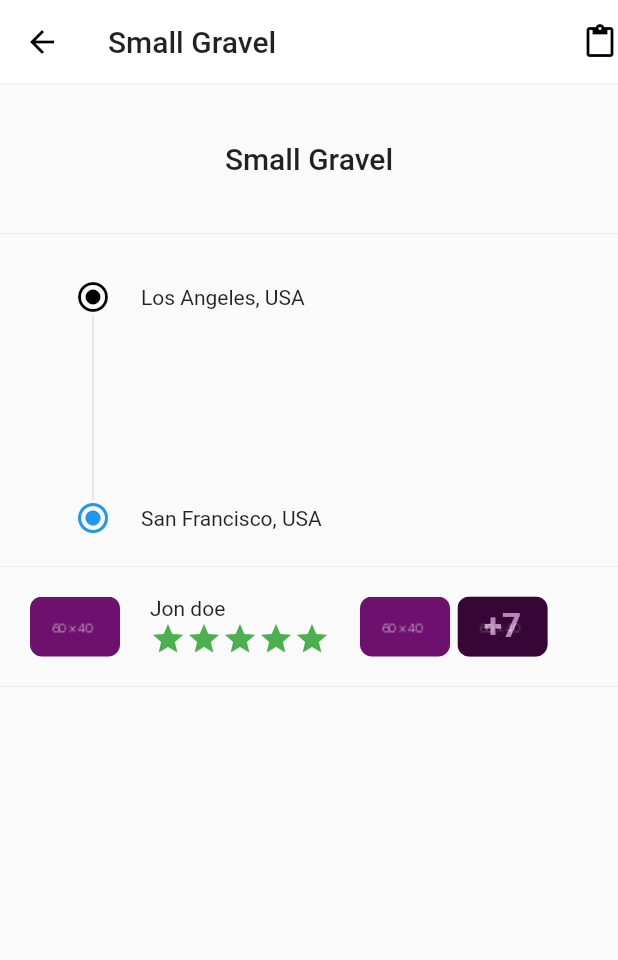
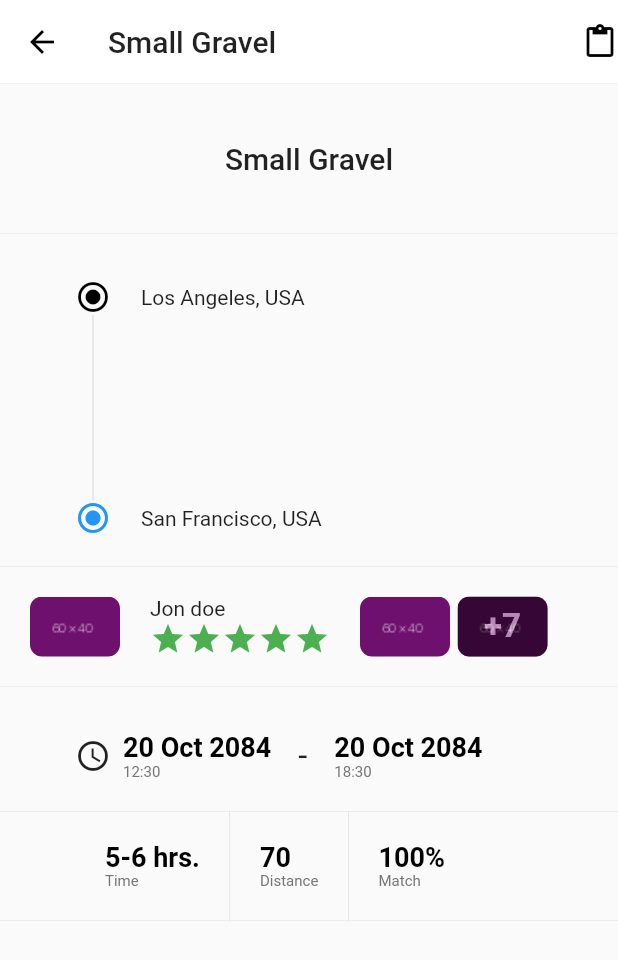
Before and after one commit to CostaRegi/flutter_ui, a Flutter app: the screen it shows after launch, after a tap on "Small Gravel", on a phone screen of 412 x 824 dp. Shown: the top 960 px of the screen. Run offline on Flutter 3.47's test engine with Material 2 defaults, Android fonts, the phone set to English and light mode, and no system bars.

Commit message:
final commit

```diff
--- /dev/null
+++ b/lib/job_card/job_detail_duration.dart
@@ -0,0 +1,67 @@
+import 'package:flutter/material.dart';
+
+class JobDuration extends StatelessWidget {
+  final String _jobFinish;
+  final String _jobStart;
+  JobDuration(this._jobStart, this._jobFinish);
+  @override
+  Widget build(BuildContext context) {
+    return Container(
+      padding: EdgeInsets.only(left: 50, top: 30, bottom: 20),
+      decoration: BoxDecoration(
+          border: Border(bottom: BorderSide(width: .1, color: Colors.grey))),
+      child: Row(
+        children: <Widget>[
+          Icon(Icons.access_time),
+          Container(
+            margin: EdgeInsets.symmetric(horizontal: 8),
+            child: Column(
+              crossAxisAlignment: CrossAxisAlignment.start,
+              mainAxisAlignment: MainAxisAlignment.center,
+              children: <Widget>[
+                Text('20 Oct 2084',
+                    style: TextStyle(
+                        fontWeight: FontWeight.bold,
+                        fontSize: 18,
+                        color: Colors.black)),
+                Text(_jobStart,
+                    style: TextStyle(
+                        fontWeight: FontWeight.normal,
+                        color: Colors.grey[600],
+                        fontSize: 10))
+              ],
+            ),
+          ),
+          Container(
+            margin: const EdgeInsets.symmetric(horizontal: 10),
+            child: Text('-', style: TextStyle(fontSize: 22)),
+          ),
+          Container(
+            margin: EdgeInsets.symmetric(horizontal: 8),
+            child: Column(
+
+              crossAxisAlignment: CrossAxisAlignment.start,
+              mainAxisAlignment: MainAxisAlignment.center,
+              children: <Widget>[
+                Text(
+                  '20 Oct 2084',
+                  style: TextStyle(
+                      fontWeight: FontWeight.bold,
+                      fontSize: 18,
+                      color: Colors.black),
+                ),
+                Text(
+                  _jobFinish,
+                  style: TextStyle(
+                      color: Colors.grey[600],
+                      fontSize: 10,
+                      fontWeight: FontWeight.normal),
+                )
+              ],
+            ),
+          ),
+        ],
+      ),
+    );
+  }
+}
--- /dev/null
+++ b/lib/job_card/job_time_spec.dart
@@ -0,0 +1,87 @@
+import 'package:flutter/material.dart';
+
+class JobTimeSpec extends StatelessWidget {
+  final String _timeDuration;
+  final String _distance;
+  final String _match;
+  JobTimeSpec(this._timeDuration, this._distance, this._match);
+  @override
+  Widget build(BuildContext context) {
+    return Container(
+      padding: EdgeInsets.only(left: 50),
+      decoration: BoxDecoration(
+          border: Border(bottom: BorderSide(width: .1, color: Colors.grey))),
+      child: Row(
+        children: <Widget>[
+          Container(
+            padding: EdgeInsets.all( 20),
+            decoration: BoxDecoration(
+                border: Border(
+                    right: BorderSide(width: .1, color: Colors.grey[600]))),
+            child: Column(
+              crossAxisAlignment: CrossAxisAlignment.start,
+              children: <Widget>[
+                Text(_timeDuration,
+                    style: TextStyle(
+                        fontWeight: FontWeight.bold,
+                        fontSize: 18,
+                        color: Colors.black)),
+                Text(
+                  'Time',
+                  style: TextStyle(
+                      fontWeight: FontWeight.normal,
+                      fontSize: 10,
+                      color: Colors.grey[600]),
+                )
+              ],
+            ),
+          ),
+          Container(
+            padding: EdgeInsets.all(20),
+            decoration: BoxDecoration(
+                border: Border(
+                    right: BorderSide(width: .1, color: Colors.grey[600]))),
+            child: Column(
+              crossAxisAlignment: CrossAxisAlignment.start,
+              children: <Widget>[
+                Text(_distance,
+                    style: TextStyle(
+                        fontWeight: FontWeight.bold,
+                        fontSize: 18,
+                        color: Colors.black)),
+                Text(
+                  'Distance',
+                  style: TextStyle(
+                      fontWeight: FontWeight.normal,
+                      fontSize: 10,
+                      color: Colors.grey[600]),
+                )
+              ],
+            ),
+          ),
+          Container(
+            padding: EdgeInsets.all(20),
+            child: Column(
+              mainAxisAlignment: MainAxisAlignment.center,
+              crossAxisAlignment: CrossAxisAlignment.start,
+              children: <Widget>[
+                Text(_match,
+                    style: TextStyle(
+                        fontWeight: FontWeight.bold,
+                        fontSize: 18,
+                        color: Colors.black)),
+                Text(
+                  'Match',
+                  style: TextStyle(
+                      fontWeight: FontWeight.normal,
+                      fontSize: 10,
+                      color: Colors.grey[600]),
+                )
+              ],
+            ),
+          ),
+        ],
+      ),
+    );
+  }
+}
--- a/lib/job_detail/job_detail.dart
+++ b/lib/job_detail/job_detail.dart
@@ -1,11 +1,13 @@
 import 'package:find_jobs/job_card/job_card_advertiser.dart';
+import 'package:find_jobs/job_card/job_detail_duration.dart';
 import 'package:find_jobs/job_card/job_location_indicator.dart';
+import 'package:find_jobs/job_card/job_time_spec.dart';
 import 'package:find_jobs/jobs.dart';
 import 'package:flutter/cupertino.dart';
 import 'package:flutter/material.dart';
 
 class JobDetail extends StatefulWidget {
-  JobSpec spec;
+  final JobSpec spec;
   JobDetail(this.spec);
 
   @override
@@ -43,7 +45,9 @@ class _JobDetail extends State<JobDetail> {
         children: <Widget>[
           _TitleSection(widget.spec.title),
           JobLocationMoveSteps(widget.spec.origin, widget.spec.destination),
-          JobAdvertiser(widget.spec.picture)
+          JobAdvertiser(widget.spec.picture),
+          JobDuration(widget.spec.originTime, widget.spec.destinationTime),
+          JobTimeSpec(widget.spec.time, '${widget.spec.distance}', widget.spec.match),
         ],
       ),
     );
```
